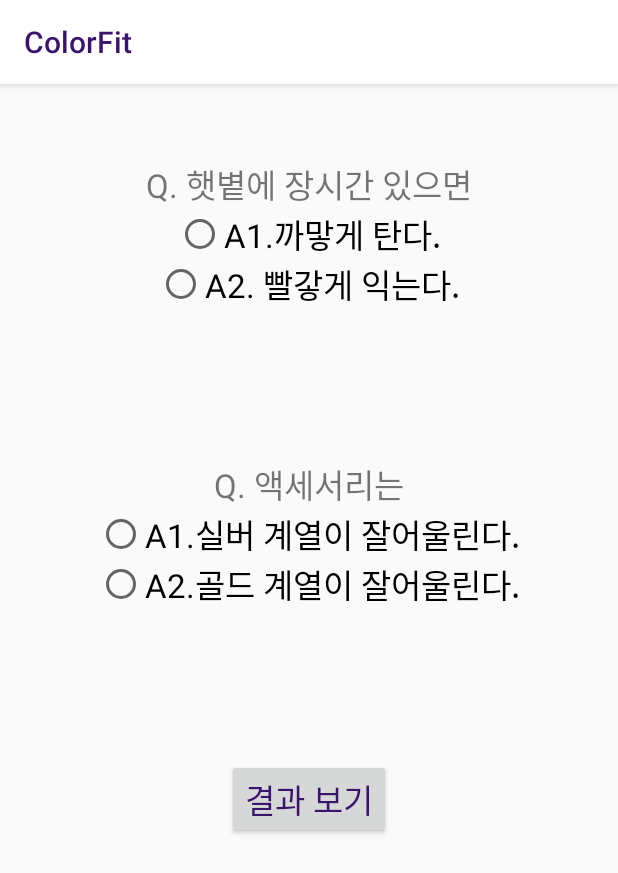
After one commit to bdd-kor/COLOR_FIT, an Android app: the QuestionActivity screen opened directly, with no data from a screen before it, on a phone screen of 412 x 824 dp. The commit adds this screen. Shown: the top 873 px of the screen. Run offline under Robolectric (Android 15) with nearby library versions, the phone set to English and light mode, and no system bars.

Commit message:
20211026 23:47

```diff
--- a/jj/color_fit/app/src/main/java/com/example/color_fit/q1.java
+++ b/jj/color_fit/app/src/main/java/com/example/color_fit/q1.java
@@ -19,7 +19,7 @@ import static android.os.Environment.DIRECTORY_PICTURES;
 
 public class q1 extends AppCompatActivity {
     final String uploadFilePath = Environment.getExternalStoragePublicDirectory(DIRECTORY_PICTURES) + File.separator + "COLORFIT" + File.separator;
-    final String uploadFileName = "pcimage.png"; //전송하고자하는 파일 이름
+    final String uploadFileName = "pcimage.jpg"; //전송하고자하는 파일 이름
     ProgressDialog dialog = null;
     String upLoadServerUri = "http://211.247.98.249/UploadToServer.php";
     int serverResponseCode = 0;
--- a/khr/color_fit/app/src/main/AndroidManifest.xml
+++ b/khr/color_fit/app/src/main/AndroidManifest.xml
@@ -53,6 +53,8 @@
         <activity android:name=".PCResultActivity"/>
         <activity android:name=".FilterActivity"/>
         <activity android:name=".SearchResultActivity"/>
+        <activity android:name=".DetailTestActivity"/>
+        <activity android:name=".QuestionActivity"/>
 
         <provider
             android:name="androidx.core.content.FileProvider"
--- a/khr/color_fit/app/src/main/java/com/example/color_fit/FilterActivity.java
+++ b/khr/color_fit/app/src/main/java/com/example/color_fit/FilterActivity.java
@@ -104,7 +104,7 @@ public class FilterActivity extends AppCompatActivity{
         btnSelect.setOnClickListener(new View.OnClickListener() {
             @Override
             public void onClick(View v) {
-                Intent intent = new Intent(FilterActivity.this, com.example.color_fit.SearchResultActivity.class);
+                Intent intent = new Intent(FilterActivity.this, SearchResultActivity.class);
 
                 intent.putExtra("season", season);
                 intent.putExtra("cloth", cloth);
--- a/khr/color_fit/app/src/main/java/com/example/color_fit/MainActivity.java
+++ b/khr/color_fit/app/src/main/java/com/example/color_fit/MainActivity.java
@@ -48,7 +48,7 @@ public class MainActivity extends AppCompatActivity implements UserAdapter.onIte
     private EditText mEditTextCountry;
     private TextView mTextViewResult;
     private ImageButton btnFilter;
-    static public ArrayList<com.example.color_fit.ClothData> mArrayList;
+    static public ArrayList<ClothData> mArrayList;
     private UserAdapter mAdapter;
     private RecyclerView mRecyclerView;
     private EditText mEditTextSearchKeyword;
@@ -108,7 +108,7 @@ public class MainActivity extends AppCompatActivity implements UserAdapter.onIte
         btnFilter = findViewById(R.id.btnFilter);
         btnFilter.setOnClickListener(new View.OnClickListener() {
             public void onClick(View v){
-                Intent intent = new Intent(MainActivity.this, com.example.color_fit.FilterActivity.class);
+                Intent intent = new Intent(MainActivity.this, FilterActivity.class);
                 startActivity(intent);
             }
         });
@@ -229,7 +229,7 @@ public class MainActivity extends AppCompatActivity implements UserAdapter.onIte
                 String goods_name = item.getString(TAG_NAME);
                 String price = item.getString(TAG_PRICE);
 
-                com.example.color_fit.ClothData clothData = new com.example.color_fit.ClothData();
+                ClothData clothData = new ClothData();
 
                 clothData.setGoods_image(imgurl);
                 clothData.setGoods_name(goods_name);
--- a/khr/color_fit/app/src/main/java/com/example/color_fit/PCResultActivity.java
+++ b/khr/color_fit/app/src/main/java/com/example/color_fit/PCResultActivity.java
@@ -66,7 +66,7 @@ public class PCResultActivity extends AppCompatActivity {
 
         btnGo.setOnClickListener(new View.OnClickListener() {
             public void onClick(View v){
-                Intent intent = new Intent(PCResultActivity.this, com.example.color_fit.SearchResultActivity.class);
+                Intent intent = new Intent(PCResultActivity.this, SearchResultActivity.class);
                 intent.putExtra("season", season);
                 intent.putExtra("cloth", cloth);
                 startActivity(intent);
--- /dev/null
+++ b/khr/color_fit/app/src/main/java/com/example/color_fit/QuestionActivity.java
@@ -0,0 +1,68 @@
+package com.example.color_fit;
+
+import android.content.Intent;
+import android.os.Bundle;
+import android.view.View;
+import android.widget.Button;
+import android.widget.RadioButton;
+import android.widget.RadioGroup;
+
+import androidx.appcompat.app.AppCompatActivity;
+
+public class QuestionActivity extends AppCompatActivity {
+
+    private Button btnResult;
+    private RadioGroup rdgQ1, rdgQ2;
+    private RadioButton rdBlack, rdRed, rdSilver, rdGold;
+
+    @Override
+    protected void onCreate(Bundle savedInstanceState) {
+        super.onCreate(savedInstanceState);
+        setContentView(R.layout.activity_question);
+
+        btnResult = findViewById(R.id.btnResult);
+        btnResult.setOnClickListener(new View.OnClickListener() {
+            @Override
+            public void onClick(View v) {
+                Intent intent = new Intent(QuestionActivity.this, PCResultActivity.class);
+                startActivity(intent);
+            }
+        });
+
+        rdgQ1 = findViewById(R.id.rdgQ1);
+        rdBlack = findViewById(R.id.rdBlack);
+        rdRed = findViewById(R.id.rdRed);
+
+        rdgQ2 = findViewById(R.id.rdgQ2);
+        rdSilver = findViewById(R.id.rdSilver);
+        rdGold = findViewById(R.id.rdGold);
+
+        rdgQ1.setVisibility(android.view.View.VISIBLE);
+        rdgQ1.clearCheck();
+        rdgQ2.setVisibility(android.view.View.VISIBLE);
+        rdgQ2.clearCheck();
+
+        rdgQ1.setOnCheckedChangeListener(new RadioGroup.OnCheckedChangeListener() {
+            @Override
+            public void onCheckedChanged(RadioGroup group, int i) {
+                if (i == R.id.rdBlack) {
+
+                } else if (i == R.id.rdRed) {
+
+                }
+            }
+        });
+
+        rdgQ2.setOnCheckedChangeListener(new RadioGroup.OnCheckedChangeListener() {
+            @Override
+            public void onCheckedChanged(RadioGroup group, int i) {
+                if (i == R.id.rdSilver) {
+
+                } else if (i == R.id.rdGold) {
+
+                }
+            }
+        });
+
+    }
+}
--- a/khr/color_fit/app/src/main/java/com/example/color_fit/SearchResultActivity.java
+++ b/khr/color_fit/app/src/main/java/com/example/color_fit/SearchResultActivity.java
@@ -175,7 +175,7 @@ public class SearchResultActivity extends AppCompatActivity {
                 String goods_name = item.getString(TAG_NAME);
                 String price = item.getString(TAG_PRICE);
 
-                com.example.color_fit.ClothData clothData = new com.example.color_fit.ClothData();
+                ClothData clothData = new ClothData();
 
                 clothData.setGoods_image(imgurl);
                 clothData.setGoods_name(goods_name);
--- /dev/null
+++ b/khr/color_fit/app/src/main/res/layout/activity_question.xml
@@ -0,0 +1,73 @@
+<?xml version="1.0" encoding="utf-8"?>
+<LinearLayout xmlns:android="http://schemas.android.com/apk/res/android"
+    android:layout_width="match_parent"
+    android:layout_height="match_parent"
+    android:orientation="vertical">
+
+    <ScrollView
+        android:layout_width="match_parent"
+        android:layout_height="wrap_content"
+        android:orientation="vertical">
+
+        <LinearLayout
+            android:layout_width="match_parent"
+            android:layout_height="wrap_content"
+            android:orientation="vertical">
+            <RadioGroup
+                android:id="@+id/rdgQ1"
+                android:layout_width="match_parent"
+                android:layout_height="wrap_content"
+                android:orientation="vertical"
+                android:layout_margin="50dp"
+                android:gravity="center">
+                <TextView
+                    android:layout_width="wrap_content"
+                    android:layout_height="wrap_content"
+                    android:text="Q. 햇볕에 장시간 있으면"/>
+                <RadioButton
+                    android:id="@+id/rdBlack"
+                    android:layout_width="wrap_content"
+                    android:layout_height="wrap_content"
+                    android:text="A1.까맣게 탄다."/>
+                <RadioButton
+                    android:id="@+id/rdRed"
+                    android:layout_width="wrap_content"
+                    android:layout_height="wrap_content"
+                    android:text="A2. 빨갛게 익는다."/>
+            </RadioGroup>
+
+            <RadioGroup
+                android:id="@+id/rdgQ2"
+                android:layout_width="match_parent"
+                android:layout_height="wrap_content"
+                android:orientation="vertical"
+                android:layout_margin="50dp"
+                android:gravity="center">
+                <TextView
+                    android:layout_width="wrap_content"
+                    android:layout_height="wrap_content"
+                    android:text="Q. 액세서리는"/>
+                <RadioButton
+                    android:id="@+id/rdSilver"
+                    android:layout_width="wrap_content"
+                    android:layout_height="wrap_content"
+                    android:text="A1.실버 계열이 잘어울린다."/>
+                <RadioButton
+                    android:id="@+id/rdGold"
+                    android:layout_width="wrap_content"
+                    android:layout_height="wrap_content"
+                    android:text="A2.골드 계열이 잘어울린다."/>
+            </RadioGroup>
+            <Button
+                android:layout_margin="50dp"
+                android:id="@+id/btnResult"
+                android:layout_width="wrap_content"
+                android:layout_height="wrap_content"
+                android:layout_gravity="center"
+                android:text="결과 보기"/>
+
+        </LinearLayout>
+
+    </ScrollView>
+
+</LinearLayout>
```
Also changed, not shown: jj/color_fit/app/src/main/java/com/example/color_fit/CameraActivity.java (+4 -4 lines), khr/color_fit/app/src/main/java/com/example/color_fit/CameraActivity.java (+7 -7 lines), khr/color_fit/app/src/main/java/com/example/color_fit/DetailTestActivity.java (added, +39 -0 lines), khr/color_fit/app/src/main/java/com/example/color_fit/UserAdapter.java (+8 -8 lines), khr/color_fit/app/src/main/res/layout/activity_camera.xml (+6 -6 lines), khr/color_fit/app/src/main/res/layout/activity_detail.xml (added, +23 -0 lines).
